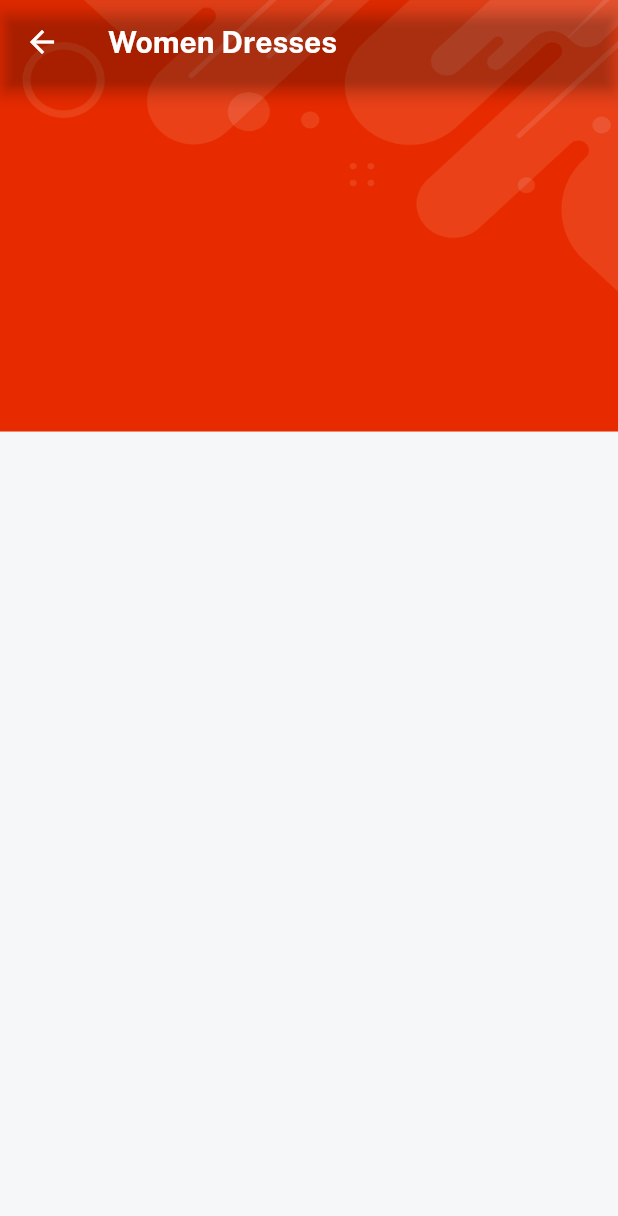
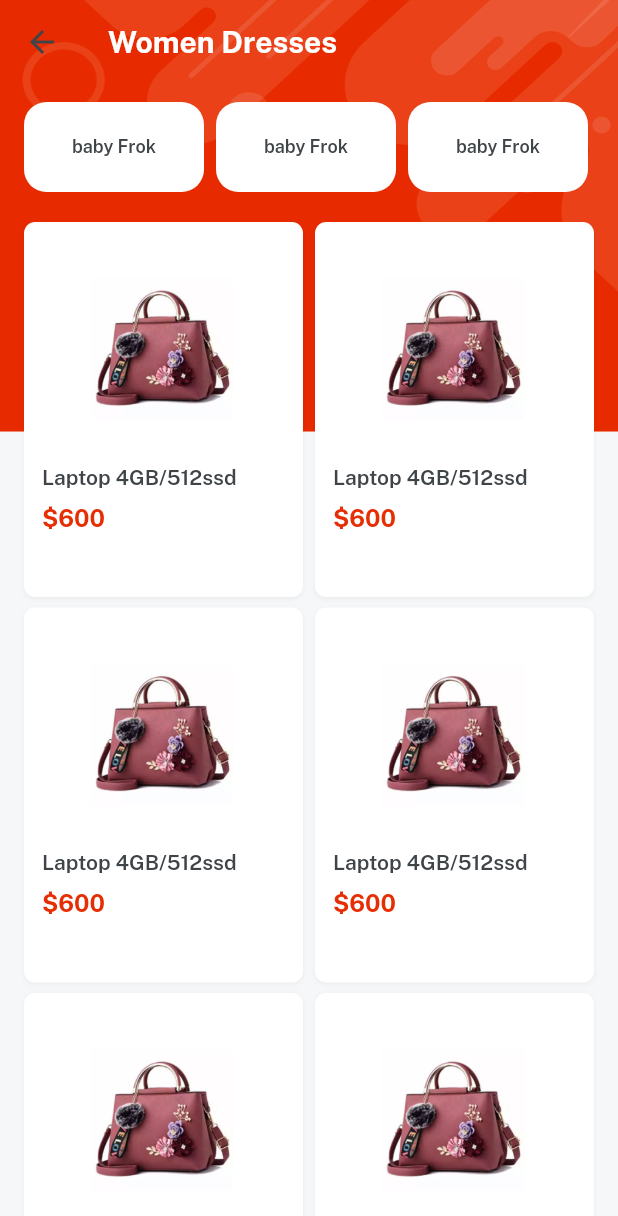
Before and after one commit to Anshramani2022/e_commerce, a Flutter app: the CategoryScreen screen opened directly, after a tap on "Women Dresses", on a phone screen of 412 x 824 dp. Shown: the top 1216 px of the screen. Run offline on Flutter 3.47's test engine with Material 2 defaults, Android fonts, the phone set to English and light mode, and no system bars; our stand-ins replace get, velocity_x.

Commit message:
detail ui complete

```diff
--- a/lib/Widget_common/bg_widget.dart
+++ b/lib/Widget_common/bg_widget.dart
@@ -1,8 +1,8 @@
 import 'package:emart_app/consts/consts.dart';
 
-Widget BgWidget({Widget? child}) {
+Widget bgWidget({Widget? child}) {
   return Container(
-    decoration: BoxDecoration(
+    decoration: const BoxDecoration(
       image:
           DecorationImage(image: AssetImage(imgBackground), fit: BoxFit.fill),
     ),
--- a/lib/Widget_common/commonButton.dart
+++ b/lib/Widget_common/commonButton.dart
@@ -2,10 +2,10 @@ import 'package:emart_app/consts/consts.dart';
 
 typedef OnPress = Function();
 
-Widget CommonButton({color, textColor, String? title, OnPress? onPress}) {
+Widget commonButton({color, textColor, String? title, OnPress? onPress}) {
   return ElevatedButton(
-      style:
-          ElevatedButton.styleFrom(primary: color, padding: EdgeInsets.all(10)),
+      style: ElevatedButton.styleFrom(
+          primary: color, padding: const EdgeInsets.all(10)),
       onPressed: onPress,
       child: title!.text.fontFamily(bold).color(textColor).make());
 }
--- a/lib/Widget_common/common_appLogo.dart
+++ b/lib/Widget_common/common_appLogo.dart
@@ -5,7 +5,7 @@ Widget appLogoWidget() {
       .box
       .white
       .size(77, 77)
-      .padding(EdgeInsets.all(8))
+      .padding(const EdgeInsets.all(8))
       .rounded
       .make();
 }
--- a/lib/Widget_common/common_textfield.dart
+++ b/lib/Widget_common/common_textfield.dart
@@ -9,7 +9,8 @@ Widget customTextField({String? title, String? hint, controller}) {
       TextFormField(
         controller: controller,
         decoration: InputDecoration(
-            hintStyle: TextStyle(fontFamily: semibold, color: textfieldGrey),
+            hintStyle:
+                const TextStyle(fontFamily: semibold, color: textfieldGrey),
             filled: true,
             border: InputBorder.none,
             fillColor: lightGrey,
--- a/lib/Widget_common/home_button.dart
+++ b/lib/Widget_common/home_button.dart
@@ -1,6 +1,6 @@
 import 'package:emart_app/consts/consts.dart';
 
-Widget HomeButton({width, height, icon, String? title, onPress}) {
+Widget homeButton({width, height, icon, String? title, onPress}) {
   return Column(
     mainAxisAlignment: MainAxisAlignment.center,
     children: [
--- a/lib/main.dart
+++ b/lib/main.dart
@@ -1,16 +1,20 @@
 import 'package:emart_app/controller/home_controlller.dart';
 import 'package:emart_app/view/splash_screen/splash_screen.dart';
 import 'package:get/get.dart';
-import 'package:get/get_navigation/src/root/get_material_app.dart';
 import 'consts/consts.dart';
 
 void main() {
-  runApp(MyApp());
+  runApp(const MyApp());
 }
 
-class MyApp extends StatelessWidget {
-  MyApp({Key? key}) : super(key: key);
+class MyApp extends StatefulWidget {
+  const MyApp({Key? key}) : super(key: key);
 
+  @override
+  State<MyApp> createState() => _MyAppState();
+}
+
+class _MyAppState extends State<MyApp> {
   @override
   Widget build(BuildContext context) {
     return GetMaterialApp(
@@ -18,7 +22,10 @@ class MyApp extends StatelessWidget {
       title: appname,
       theme: ThemeData(
           scaffoldBackgroundColor: Colors.transparent,
-          appBarTheme: const AppBarTheme(backgroundColor: Colors.transparent),
+          appBarTheme: const AppBarTheme(
+              backgroundColor: Colors.transparent,
+              elevation: 0.0,
+              iconTheme: IconThemeData(color: darkFontGrey)),
           fontFamily: regular),
       home: const SplashScreen(),
     );
--- a/lib/view/auth_screen/signup_Screen.dart
+++ b/lib/view/auth_screen/signup_Screen.dart
@@ -17,7 +17,7 @@ class _SignUpScreenState extends State<SignUpScreen> {
   bool? isChecked = false;
   @override
   Widget build(BuildContext context) {
-    return BgWidget(
+    return bgWidget(
         child: Scaffold(
       resizeToAvoidBottomInset: false,
       body: Center(
@@ -76,7 +76,7 @@ class _SignUpScreenState extends State<SignUpScreen> {
                   ],
                 ),
                 10.heightBox,
-                CommonButton(
+                commonButton(
                         title: signup,
                         color: isChecked == true ? redColor : lightGrey,
                         onPress: () {},
@@ -86,7 +86,7 @@ class _SignUpScreenState extends State<SignUpScreen> {
                     .make(),
                 10.heightBox,
                 RichText(
-                    text: TextSpan(children: [
+                    text: const TextSpan(children: [
                   TextSpan(
                       text: "Already Have An Account? ",
                       style: TextStyle(fontFamily: bold, color: fontGrey)),
--- a/lib/view/home_Screen/category/category.dart
+++ b/lib/view/home_Screen/category/category.dart
@@ -9,7 +9,7 @@ class CategoryScreen extends StatelessWidget {
 
   @override
   Widget build(BuildContext context) {
-    return BgWidget(
+    return bgWidget(
         child: Scaffold(
       appBar: AppBar(
         title: category.text.fontFamily(bold).white.make(),
--- a/lib/view/home_Screen/category/category_detail.dart
+++ b/lib/view/home_Screen/category/category_detail.dart
@@ -1,5 +1,7 @@
 import 'package:emart_app/Widget_common/bg_widget.dart';
 import 'package:emart_app/consts/consts.dart';
+import 'package:emart_app/view/home_Screen/category/item_detail.dart';
+import 'package:get/get.dart';
 
 class CategoryDetail extends StatelessWidget {
   final String? title;
@@ -7,11 +9,87 @@ class CategoryDetail extends StatelessWidget {
 
   @override
   Widget build(BuildContext context) {
-    return BgWidget(
+    return bgWidget(
         child: Scaffold(
       appBar: AppBar(
         title: title!.text.white.fontFamily(bold).make(),
       ),
+      body: Container(
+        padding: const EdgeInsets.all(12),
+        child: Column(
+          children: [
+            SingleChildScrollView(
+                physics: const BouncingScrollPhysics(),
+                scrollDirection: Axis.horizontal,
+                child: Row(
+                  children: List.generate(
+                    6,
+                    (index) => "baby Frok"
+                        .text
+                        .fontFamily(semibold)
+                        .color(darkFontGrey)
+                        .size(12)
+                        .makeCentered()
+                        .box
+                        .white
+                        .size(120, 60)
+                        .margin(const EdgeInsets.symmetric(horizontal: 4))
+                        .rounded
+                        .make(),
+                  ),
+                )),
+            20.heightBox,
+            Expanded(
+                child: GridView.builder(
+              physics: const BouncingScrollPhysics(),
+              shrinkWrap: true,
+              itemCount: 6,
+              gridDelegate: const SliverGridDelegateWithFixedCrossAxisCount(
+                crossAxisCount: 2,
+                mainAxisSpacing: 7,
+                mainAxisExtent: 250,
+              ),
+              itemBuilder: (context, index) {
+                return Column(
+                  crossAxisAlignment: CrossAxisAlignment.start,
+                  children: [
+                    Image.asset(
+                      imgP5,
+                      height: 150,
+                      width: 200,
+                      fit: BoxFit.cover,
+                    ),
+                    "Laptop 4GB/512ssd"
+                        .text
+                        .color(darkFontGrey)
+                        .fontFamily(semibold)
+                        .make(),
+                    10.heightBox,
+                    "\$600"
+                        .text
+                        .color(redColor)
+                        .fontFamily(bold)
+                        .size(16)
+                        .make()
+                  ],
+                )
+                    .box
+                    .white
+                    .outerShadowSm
+                    .margin(const EdgeInsets.symmetric(horizontal: 4))
+                    .roundedSM
+                    .padding(const EdgeInsets.all(12))
+                    .make()
+                    .onTap(() {
+                  Get.to(() => const ItemDetails(
+                        title: "Dummy Title",
+                      ));
+                });
+              },
+            ))
+          ],
+        ),
+      ),
     ));
   }
 }
--- a/lib/view/home_Screen/home.dart
+++ b/lib/view/home_Screen/home.dart
@@ -7,7 +7,7 @@ import 'package:emart_app/view/home_Screen/home_screen/home_screen.dart';
 import 'package:get/get.dart';
 
 class Home extends StatelessWidget {
-  Home({Key? key}) : super(key: key);
+  const Home({Key? key}) : super(key: key);
 
   @override
   Widget build(BuildContext context) {
--- a/lib/view/home_Screen/home_screen/home_screen.dart
+++ b/lib/view/home_Screen/home_screen/home_screen.dart
@@ -55,7 +55,7 @@ class HomeScreen extends StatelessWidget {
                         mainAxisAlignment: MainAxisAlignment.spaceEvenly,
                         children: List.generate(
                           2,
-                          (index) => HomeButton(
+                          (index) => homeButton(
                               width: context.screenWidth / 2.5,
                               height: context.screenHeight * 0.15,
                               icon: index == 0 ? icTodaysDeal : icFlashDeal,
@@ -83,7 +83,7 @@ class HomeScreen extends StatelessWidget {
                         mainAxisAlignment: MainAxisAlignment.spaceEvenly,
                         children: List.generate(
                           3,
-                          (index) => HomeButton(
+                          (index) => homeButton(
                               width: context.screenWidth / 3.5,
                               height: context.screenHeight * 0.15,
                               icon: index == 0
```
Also changed, not shown: lib/consts/list.dart (+8 -1 lines), lib/consts/strings.dart (+7 -0 lines), lib/view/auth_screen/login_screen.dart (+4 -7 lines), lib/view/home_Screen/category/item_detail.dart (added, +250 -0 lines), 1 other file.
